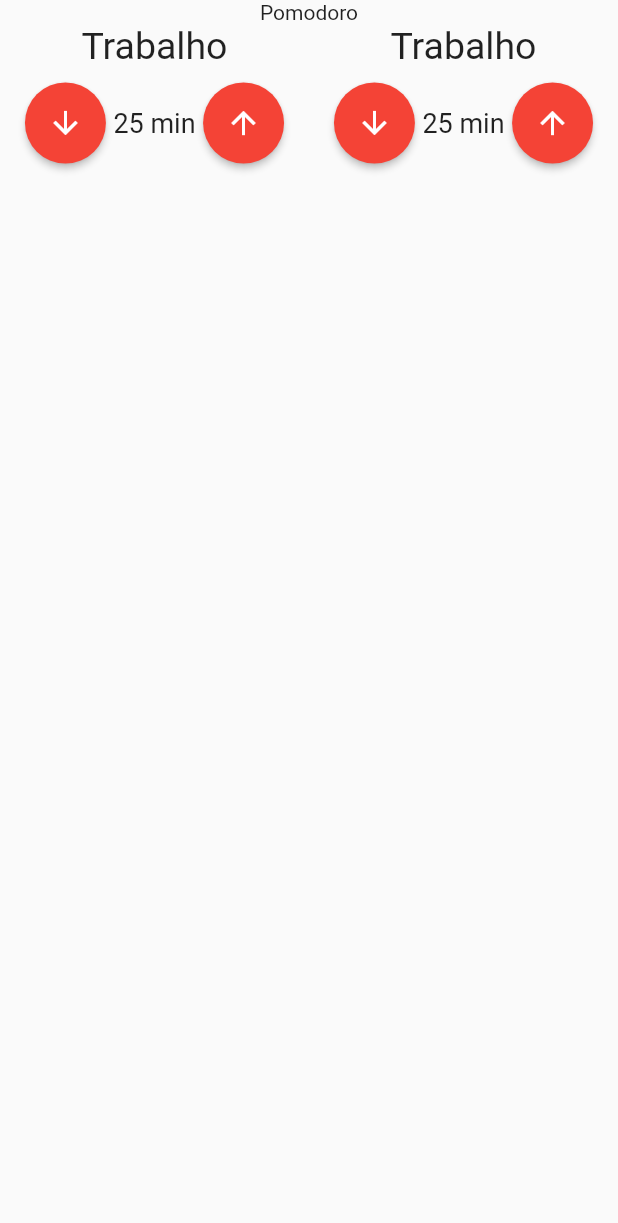
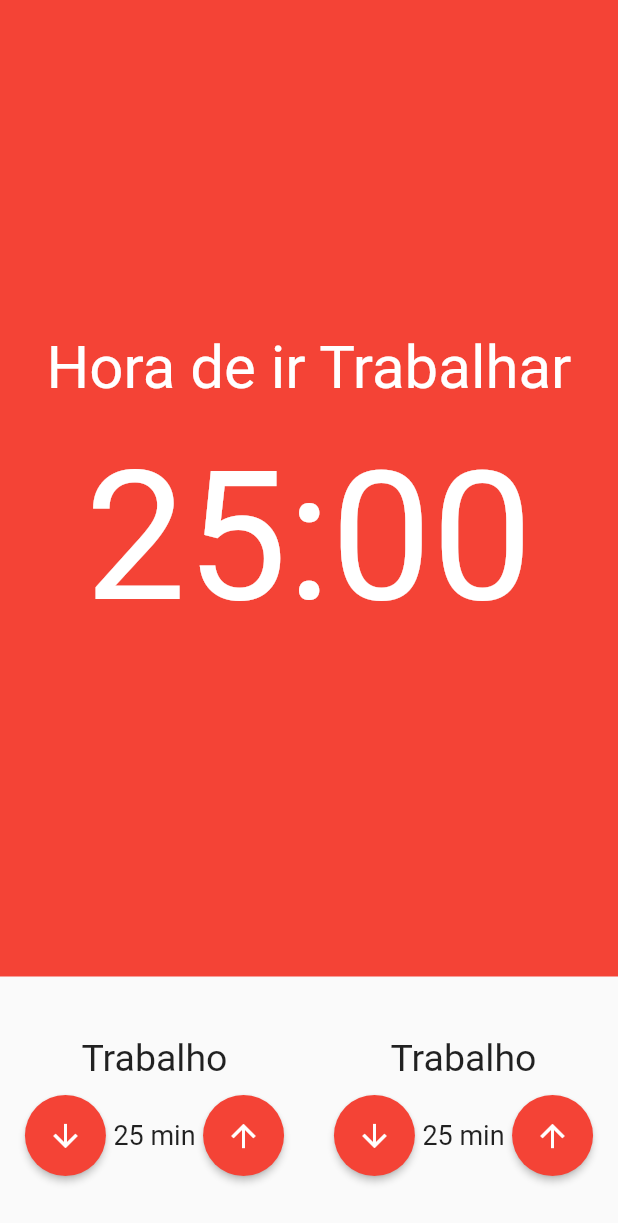
Before and after one commit to KaueSena01/Pomodoro, a Flutter app: the screen it shows after launch, on a phone screen of 412 x 824 dp. Shown: the top 1223 px of the screen. Run offline on Flutter 3.47's test engine with Material 2 defaults, Android fonts, the phone set to English and light mode, and no system bars; our stand-ins replace mobx; generated files the repository leaves out were written again.

Commit message:
stopwatch

```diff
--- /dev/null
+++ b/lib/components/stopwatch.dart
@@ -0,0 +1,27 @@
+import 'package:flutter/material.dart';
+
+class StopWatch extends StatelessWidget {
+  const StopWatch({ Key? key }) : super(key: key);
+
+  @override
+  Widget build(BuildContext context) {
+    return Container(
+      color: Colors.red,
+      child: Column(
+        mainAxisAlignment: MainAxisAlignment.center,
+        crossAxisAlignment: CrossAxisAlignment.center,
+        children: [
+          Text(
+            "Hora de ir Trabalhar",
+            style: TextStyle(fontSize: 40, color: Colors.white)
+          ),
+          SizedBox(height: 20),
+          Text(
+            "25:00",
+            style: TextStyle(fontSize: 120, color: Colors.white),
+          )
+        ],
+      ),
+    );
+  }
+}
--- a/lib/screens/pomodoro_screen.dart
+++ b/lib/screens/pomodoro_screen.dart
@@ -1,5 +1,6 @@
 import 'package:flutter/material.dart';
 import 'package:pomodoro/components/time_entry.dart';
+import 'package:pomodoro/components/stopwatch.dart';
 
 class PomodoroScreen extends StatelessWidget {
   const PomodoroScreen({ Key? key }) : super(key: key);
@@ -8,14 +9,20 @@ class PomodoroScreen extends StatelessWidget {
   Widget build(BuildContext context) {
     return Scaffold(
       body: Column(
+        crossAxisAlignment: CrossAxisAlignment.stretch,
         children: [
-          Text("Pomodoro"),
-          Row(
-            mainAxisAlignment: MainAxisAlignment.spaceAround,
-            children: [
-              TimeEntry(title: 'Trabalho', value: 25),
-              TimeEntry(title: 'Trabalho', value: 25)
-            ],
+          Expanded(
+            child: StopWatch()
+          ),
+          Padding(
+            padding: const EdgeInsets.symmetric(vertical: 40.0),
+            child: Row(
+              mainAxisAlignment: MainAxisAlignment.spaceAround,
+              children: [
+                TimeEntry(title: 'Trabalho', value: 25),
+                TimeEntry(title: 'Trabalho', value: 25)
+              ],
+            ),
           )
         ],
       ),
```
